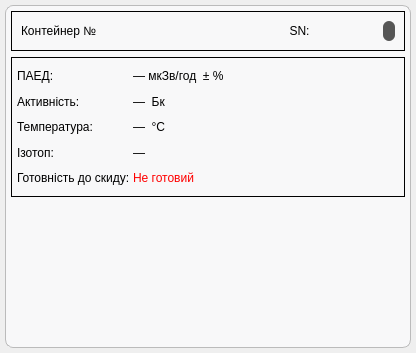
Above: _UI/dashboardbarrel.ui from Miskiv-Andrew/wroc before the change. Below: the same form after it.
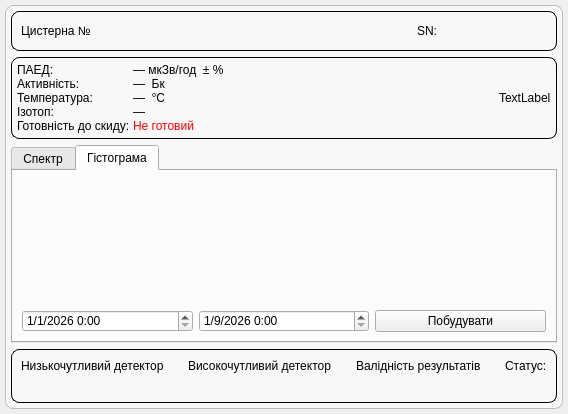
That is the form after the change. The open tabs and pages were chosen to show the change. Icons and pictures are not drawn.

Diff of the .ui file:
```diff
--- a/_UI/dashboardbarrel.ui
+++ b/_UI/dashboardbarrel.ui
@@ -6,8 +6,8 @@
    <rect>
     <x>0</x>
     <y>0</y>
-    <width>416</width>
-    <height>353</height>
+    <width>568</width>
+    <height>414</height>
    </rect>
   </property>
   <property name="sizePolicy">
@@ -84,27 +84,314 @@
       <property name="horizontalSpacing">
        <number>5</number>
       </property>
+      <item row="3" column="0">
+       <widget class="QFrame" name="statusSection">
+        <property name="styleSheet">
+         <string notr="true">#statusSection {
+border: 1px solid black;
+border-radius: 8px
+}</string>
+        </property>
+        <property name="frameShape">
+         <enum>QFrame::Shape::StyledPanel</enum>
+        </property>
+        <property name="frameShadow">
+         <enum>QFrame::Shadow::Raised</enum>
+        </property>
+        <layout class="QHBoxLayout" name="horizontalLayout_5">
+         <item>
+          <layout class="QHBoxLayout" name="horizontalLayout_2">
+           <item>
+            <layout class="QVBoxLayout" name="verticalLayout_9">
+             <item>
+              <widget class="QLabel" name="lowDetectorLabel">
+               <property name="text">
+                <string>Низькочутливий детектор</string>
+               </property>
+              </widget>
+             </item>
+             <item>
+              <widget class="QLabel" name="lowDetectorValue">
+               <property name="text">
+                <string/>
+               </property>
+              </widget>
+             </item>
+            </layout>
+           </item>
+           <item>
+            <spacer name="horizontalSpacer_3">
+             <property name="orientation">
+              <enum>Qt::Orientation::Horizontal</enum>
+             </property>
+             <property name="sizeHint" stdset="0">
+              <size>
+               <width>40</width>
+               <height>20</height>
+              </size>
+             </property>
+            </spacer>
+           </item>
+           <item>
+            <layout class="QVBoxLayout" name="verticalLayout_8">
+             <item>
+              <widget class="QLabel" name="highDetectorLabel">
+               <property name="text">
+                <string>Високочутливий детектор</string>
+               </property>
+              </widget>
+             </item>
+             <item>
+              <widget class="QLabel" name="highDetectorValue">
+               <property name="text">
+                <string/>
+               </property>
+              </widget>
+             </item>
+            </layout>
+           </item>
+           <item>
+            <spacer name="horizontalSpacer_4">
+             <property name="orientation">
+              <enum>Qt::Orientation::Horizontal</enum>
+             </property>
+             <property name="sizeHint" stdset="0">
+              <size>
+               <width>40</width>
+               <height>20</height>
+              </size>
+             </property>
+            </spacer>
+           </item>
+           <item>
+            <layout class="QVBoxLayout" name="verticalLayout_7">
+             <item>
+              <widget class="QLabel" name="validityLabel">
+               <property name="text">
+                <string>Валідність результатів</string>
+               </property>
+              </widget>
+             </item>
+             <item>
+              <widget class="QLabel" name="validityValue">
+               <property name="text">
+                <string/>
+               </property>
+              </widget>
+             </item>
+            </layout>
+           </item>
+           <item>
+            <spacer name="horizontalSpacer_5">
+             <property name="orientation">
+              <enum>Qt::Orientation::Horizontal</enum>
+             </property>
+             <property name="sizeHint" stdset="0">
+              <size>
+               <width>40</width>
+               <height>20</height>
+              </size>
+             </property>
+            </spacer>
+           </item>
+           <item>
+            <layout class="QVBoxLayout" name="verticalLayout_12">
+             <item>
+              <widget class="QLabel" name="statusLabel">
+               <property name="text">
+                <string>Статус:</string>
+               </property>
+              </widget>
+             </item>
+             <item>
+              <widget class="QLabel" name="statusValue">
+               <property name="text">
+                <string/>
+               </property>
+              </widget>
+             </item>
+            </layout>
+           </item>
+          </layout>
+         </item>
+        </layout>
+       </widget>
+      </item>
+      <item row="0" column="0">
+       <widget class="QFrame" name="infoSection">
+        <property name="sizePolicy">
+         <sizepolicy hsizetype="Expanding" vsizetype="Preferred">
+          <horstretch>0</horstretch>
+          <verstretch>0</verstretch>
+         </sizepolicy>
+        </property>
+        <property name="minimumSize">
+         <size>
+          <width>0</width>
+          <height>0</height>
+         </size>
+        </property>
+        <property name="maximumSize">
+         <size>
+          <width>16777215</width>
+          <height>40</height>
+         </size>
+        </property>
+        <property name="styleSheet">
+         <string notr="true">#infoSection {
+border: 1px solid black;
+border-radius: 8px
+}</string>
+        </property>
+        <property name="frameShape">
+         <enum>QFrame::Shape::StyledPanel</enum>
+        </property>
+        <property name="frameShadow">
+         <enum>QFrame::Shadow::Raised</enum>
+        </property>
+        <layout class="QHBoxLayout" name="horizontalLayout_4">
+         <item>
+          <layout class="QHBoxLayout" name="horizontalLayout_3">
+           <item>
+            <widget class="QLabel" name="positionLabel">
+             <property name="styleSheet">
+              <string notr="true">font: 700 11pt &quot;Segoe UI&quot;;</string>
+             </property>
+             <property name="text">
+              <string>Цистерна №</string>
+             </property>
+             <property name="alignment">
+              <set>Qt::AlignmentFlag::AlignLeading|Qt::AlignmentFlag::AlignLeft|Qt::AlignmentFlag::AlignVCenter</set>
+             </property>
+            </widget>
+           </item>
+           <item>
+            <spacer name="horizontalSpacer_2">
+             <property name="orientation">
+              <enum>Qt::Orientation::Horizontal</enum>
+             </property>
+             <property name="sizeType">
+              <enum>QSizePolicy::Policy::Minimum</enum>
+             </property>
+             <property name="sizeHint" stdset="0">
+              <size>
+               <width>40</width>
+               <height>20</height>
+              </size>
+             </property>
+            </spacer>
+           </item>
+           <item>
+            <widget class="QLabel" name="serialLabel">
+             <property name="styleSheet">
+              <string notr="true">font: 700 11pt &quot;Segoe UI&quot;;</string>
+             </property>
+             <property name="text">
+              <string>SN:</string>
+             </property>
+             <property name="alignment">
+              <set>Qt::AlignmentFlag::AlignCenter</set>
+             </property>
+             <property name="margin">
+              <number>0</number>
+             </property>
+            </widget>
+           </item>
+          </layout>
+         </item>
+        </layout>
+       </widget>
+      </item>
       <item row="2" column="0">
-       <widget class="QWidget" name="spectrumWidget" native="true">
-        <property name="sizePolicy">
-         <sizepolicy hsizetype="Expanding" vsizetype="Preferred">
-          <horstretch>0</horstretch>
-          <verstretch>0</verstretch>
-         </sizepolicy>
+       <widget class="QTabWidget" name="selectorGraph">
+        <property name="styleSheet">
+         <string notr="true">#selectorGraph {
+border: 1px solid black;
+border-radius: 8px
+}</string>
         </property>
-        <property name="minimumSize">
-         <size>
-          <width>0</width>
-          <height>80</height>
-         </size>
+        <property name="currentIndex">
+         <number>0</number>
         </property>
-        <property name="maximumSize">
-         <size>
-          <width>16777215</width>
-          <height>300</height>
-         </size>
-        </property>
-        <layout class="QVBoxLayout" name="verticalLayout_2"/>
+        <widget class="QWidget" name="spectrumWidget">
+         <attribute name="title">
+          <string>Спектр</string>
+         </attribute>
+         <layout class="QVBoxLayout" name="verticalLayout_2"/>
+        </widget>
+        <widget class="QWidget" name="histogram">
+         <attribute name="title">
+          <string>Гістограма</string>
+         </attribute>
+         <layout class="QVBoxLayout" name="verticalLayout_4">
+          <item>
+           <layout class="QVBoxLayout" name="verticalLayout" stretch="10,1">
+            <item>
+             <widget class="QWidget" name="histogramWidget" native="true"/>
+            </item>
+            <item>
+             <layout class="QHBoxLayout" name="horizontalLayout">
+              <item>
+               <widget class="QDateTimeEdit" name="dateFrom">
+                <property name="dateTime">
+                 <datetime>
+                  <hour>0</hour>
+                  <minute>0</minute>
+                  <second>0</second>
+                  <year>2026</year>
+                  <month>1</month>
+                  <day>1</day>
+                 </datetime>
+                </property>
+                <property name="date">
+                 <date>
+                  <year>2026</year>
+                  <month>1</month>
+                  <day>1</day>
+                 </date>
+                </property>
+                <property name="displayFormat">
+                 <string>d/M/yyyy H:mm</string>
+                </property>
+               </widget>
+              </item>
+              <item>
+               <widget class="QDateTimeEdit" name="dateTo">
+                <property name="dateTime">
+                 <datetime>
+                  <hour>0</hour>
+                  <minute>0</minute>
+                  <second>0</second>
+                  <year>2026</year>
+                  <month>9</month>
+                  <day>1</day>
+                 </datetime>
+                </property>
+                <property name="date">
+                 <date>
+                  <year>2026</year>
+                  <month>9</month>
+                  <day>1</day>
+                 </date>
+                </property>
+                <property name="displayFormat">
+                 <string>d/M/yyyy H:mm</string>
+                </property>
+               </widget>
+              </item>
+              <item>
+               <widget class="QPushButton" name="makeHist">
+                <property name="text">
+                 <string>Побудувати</string>
+                </property>
+               </widget>
+              </item>
+             </layout>
+            </item>
+           </layout>
+          </item>
+         </layout>
+        </widget>
        </widget>
       </item>
       <item row="1" column="0">
@@ -118,6 +405,7 @@
         <property name="styleSheet">
          <string notr="true">#measureSection {
 border: 1px solid black;
+border-radius: 8px
 }</string>
         </property>
         <property name="frameShape">
@@ -150,75 +438,6 @@
            <property name="verticalSpacing">
             <number>0</number>
            </property>
-           <item row="0" column="4" rowspan="5">
-            <widget class="QLabel" name="barrelLabel">
-             <property name="sizePolicy">
-              <sizepolicy hsizetype="Preferred" vsizetype="Preferred">
-               <horstretch>0</horstretch>
-               <verstretch>0</verstretch>
-              </sizepolicy>
-             </property>
-             <property name="minimumSize">
-              <size>
-               <width>25</width>
-               <height>38</height>
-              </size>
-             </property>
-             <property name="maximumSize">
-              <size>
-               <width>300</width>
-               <height>455</height>
-              </size>
-             </property>
-             <property name="baseSize">
-              <size>
-               <width>50</width>
-               <height>100</height>
-              </size>
-             </property>
-             <property name="styleSheet">
-              <string notr="true"/>
-             </property>
-             <property name="lineWidth">
-              <number>1</number>
-             </property>
-             <property name="text">
-              <string/>
-             </property>
-             <property name="pixmap">
-              <pixmap>barrelempty.svg</pixmap>
-             </property>
-             <property name="scaledContents">
-              <bool>true</bool>
-             </property>
-             <property name="alignment">
-              <set>Qt::AlignmentFlag::AlignHCenter|Qt::AlignmentFlag::AlignTop</set>
-             </property>
-            </widget>
-           </item>
-           <item row="3" column="1">
-            <widget class="QLabel" name="isotopeValue">
-             <property name="styleSheet">
-              <string notr="true">font: 700 11pt &quot;Segoe UI&quot;;</string>
-             </property>
-             <property name="text">
-              <string>—</string>
-             </property>
-             <property name="alignment">
-              <set>Qt::AlignmentFlag::AlignLeading|Qt::AlignmentFlag::AlignLeft|Qt::AlignmentFlag::AlignVCenter</set>
-             </property>
-            </widget>
-           </item>
-           <item row="4" column="0">
-            <widget class="QLabel" name="readyLabel">
-             <property name="styleSheet">
-              <string notr="true">font: 700 11pt &quot;Segoe UI&quot;;</string>
-             </property>
-             <property name="text">
-              <string>Готовність до скиду:</string>
-             </property>
-            </widget>
-           </item>
            <item row="2" column="1">
             <widget class="QLabel" name="tempValue">
              <property name="styleSheet">
@@ -229,21 +448,39 @@
              </property>
             </widget>
            </item>
-           <item row="0" column="3" rowspan="5">
-            <spacer name="horizontalSpacer">
-             <property name="orientation">
-              <enum>Qt::Orientation::Horizontal</enum>
+           <item row="4" column="1">
+            <widget class="QLabel" name="readyValue">
+             <property name="styleSheet">
+              <string notr="true">color: rgb(255, 0, 0);
+font: 600 11pt &quot;Segoe UI&quot;;</string>
              </property>
-             <property name="sizeType">
-              <enum>QSizePolicy::Policy::Maximum</enum>
+             <property name="text">
+              <string>Не готовий</string>
              </property>
-             <property name="sizeHint" stdset="0">
-              <size>
-               <width>40</width>
-               <height>20</height>
-              </size>
+            </widget>
+           </item>
+           <item row="0" column="0">
+            <widget class="QLabel" name="doseLabel">
+             <property name="styleSheet">
+              <string notr="true">font: 700 11pt &quot;Segoe UI&quot;;
+</string>
              </property>
-            </spacer>
+             <property name="text">
+              <string>ПАЕД:</string>
+             </property>
+            </widget>
+           </item>
+           <item row="1" column="0">
+            <widget class="QLabel" name="activityLabel">
+             <property name="styleSheet">
+              <string notr="true">font: 700 11pt &quot;Segoe UI&quot;;
+border-bottom: 1px solid black
+</string>
+             </property>
+             <property name="text">
+              <string>Активність:</string>
+             </property>
+            </widget>
            </item>
            <item row="1" column="1">
             <widget class="QLabel" name="activityValue">
@@ -297,14 +534,13 @@
              </property>
             </widget>
            </item>
-           <item row="4" column="1">
-            <widget class="QLabel" name="readyValue">
+           <item row="4" column="0">
+            <widget class="QLabel" name="readyLabel">
              <property name="styleSheet">
-              <string notr="true">color: rgb(255, 0, 0);
-font: 600 11pt &quot;Segoe UI&quot;;</string>
+              <string notr="true">font: 700 11pt &quot;Segoe UI&quot;;</string>
              </property>
              <property name="text">
-              <string>Не готовий</string>
+              <string>Готовність до скиду:</string>
              </property>
             </widget>
            </item>
@@ -318,88 +554,13 @@
              </property>
             </widget>
            </item>
-           <item row="1" column="0">
-            <widget class="QLabel" name="activityLabel">
-             <property name="styleSheet">
-              <string notr="true">font: 700 11pt &quot;Segoe UI&quot;;
-border-bottom: 1px solid black
-</string>
-             </property>
-             <property name="text">
-              <string>Активність:</string>
-             </property>
-            </widget>
-           </item>
-           <item row="0" column="0">
-            <widget class="QLabel" name="doseLabel">
-             <property name="styleSheet">
-              <string notr="true">font: 700 11pt &quot;Segoe UI&quot;;
-</string>
-             </property>
-             <property name="text">
-              <string>ПАЕД:</string>
-             </property>
-            </widget>
-           </item>
-          </layout>
-         </item>
-        </layout>
-       </widget>
-      </item>
-      <item row="0" column="0">
-       <widget class="QFrame" name="statusSection">
-        <property name="sizePolicy">
-         <sizepolicy hsizetype="Expanding" vsizetype="Preferred">
-          <horstretch>0</horstretch>
-          <verstretch>0</verstretch>
-         </sizepolicy>
-        </property>
-        <property name="minimumSize">
-         <size>
-          <width>0</width>
-          <height>0</height>
-         </size>
-        </property>
-        <property name="maximumSize">
-         <size>
-          <width>16777215</width>
-          <height>40</height>
-         </size>
-        </property>
-        <property name="styleSheet">
-         <string notr="true">#statusSection {
-border: 1px solid black;
-}</string>
-        </property>
-        <property name="frameShape">
-         <enum>QFrame::Shape::StyledPanel</enum>
-        </property>
-        <property name="frameShadow">
-         <enum>QFrame::Shadow::Raised</enum>
-        </property>
-        <layout class="QHBoxLayout" name="horizontalLayout_4">
-         <item>
-          <layout class="QHBoxLayout" name="horizontalLayout_3">
-           <item>
-            <widget class="QLabel" name="positionLabel">
-             <property name="styleSheet">
-              <string notr="true">font: 700 11pt &quot;Segoe UI&quot;;</string>
-             </property>
-             <property name="text">
-              <string>Контейнер №</string>
-             </property>
-             <property name="alignment">
-              <set>Qt::AlignmentFlag::AlignLeading|Qt::AlignmentFlag::AlignLeft|Qt::AlignmentFlag::AlignVCenter</set>
-             </property>
-            </widget>
-           </item>
-           <item>
-            <spacer name="horizontalSpacer_2">
+           <item row="0" column="3" rowspan="5">
+            <spacer name="horizontalSpacer">
              <property name="orientation">
               <enum>Qt::Orientation::Horizontal</enum>
              </property>
              <property name="sizeType">
-              <enum>QSizePolicy::Policy::Minimum</enum>
+              <enum>QSizePolicy::Policy::Maximum</enum>
              </property>
              <property name="sizeHint" stdset="0">
               <size>
@@ -409,39 +570,23 @@
              </property>
             </spacer>
            </item>
-           <item>
-            <widget class="QLabel" name="serialLabel">
+           <item row="3" column="1">
+            <widget class="QLabel" name="isotopeValue">
              <property name="styleSheet">
               <string notr="true">font: 700 11pt &quot;Segoe UI&quot;;</string>
              </property>
              <property name="text">
-              <string>SN:</string>
+              <string>—</string>
              </property>
              <property name="alignment">
-              <set>Qt::AlignmentFlag::AlignCenter</set>
-             </property>
-             <property name="margin">
-              <number>0</number>
+              <set>Qt::AlignmentFlag::AlignLeading|Qt::AlignmentFlag::AlignLeft|Qt::AlignmentFlag::AlignVCenter</set>
              </property>
             </widget>
            </item>
-           <item>
-            <widget class="QLabel" name="statusLabel">
-             <property name="maximumSize">
-              <size>
-               <width>12</width>
-               <height>24</height>
-              </size>
-             </property>
-             <property name="styleSheet">
-              <string notr="true">background-color: rgb(86, 86, 86);
-border-radius: 6px</string>
-             </property>
+           <item row="0" column="4" rowspan="5">
+            <widget class="QLabel" name="barrelLabel">
              <property name="text">
-              <string/>
-             </property>
-             <property name="alignment">
-              <set>Qt::AlignmentFlag::AlignCenter</set>
+              <string>TextLabel</string>
              </property>
             </widget>
            </item>
```
